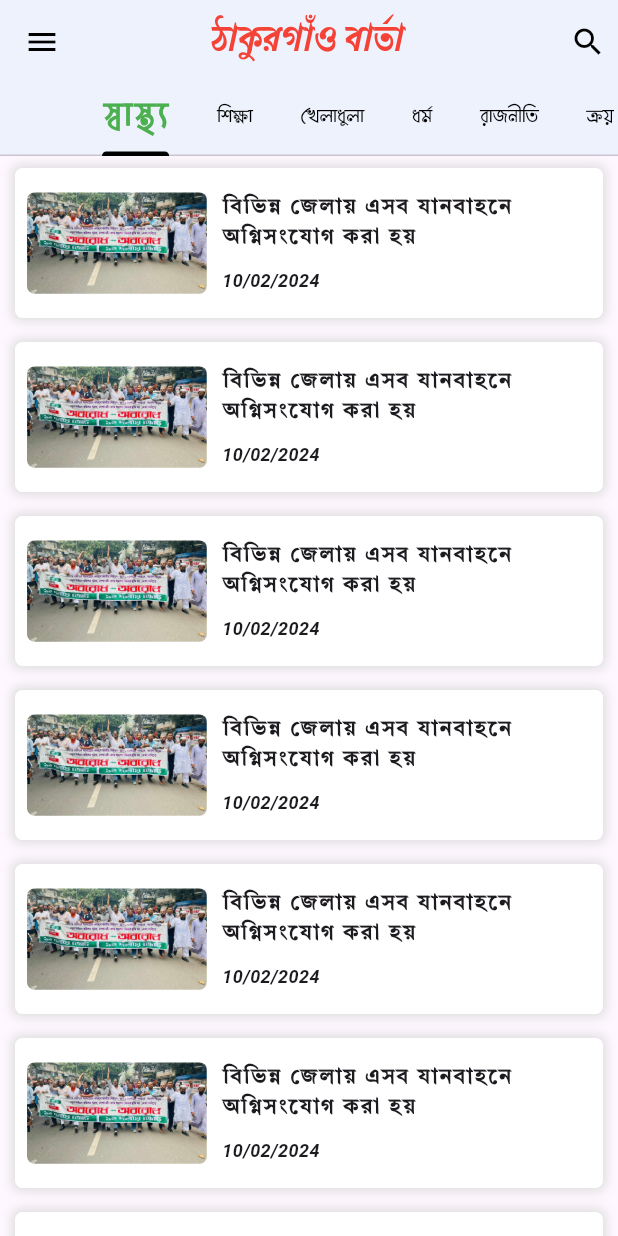
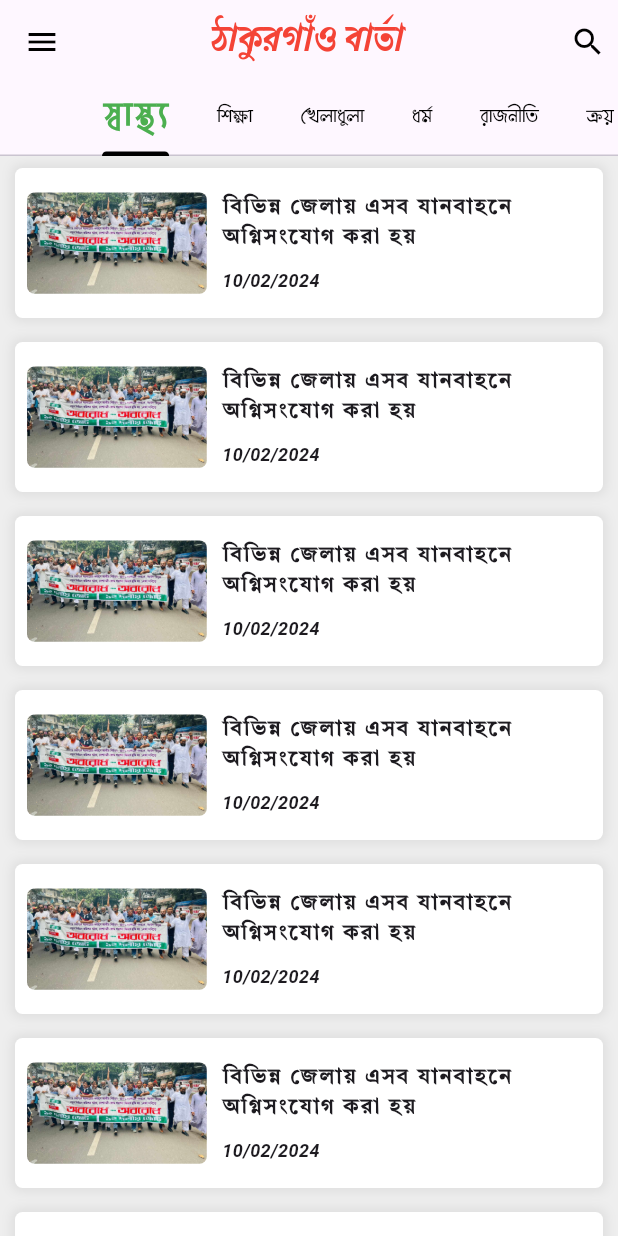
Before and after one commit to srmanry/newsapp, a Flutter app: the screen it shows after launch, on a phone screen of 412 x 824 dp. Run offline on Flutter 3.47's test engine with Material 2 defaults, Android fonts, the phone set to English and light mode, and no system bars; our stand-ins replace device_preview, get.

Commit message:
news app

```diff
--- a/lib/cetagorys/first_screen.dart
+++ b/lib/cetagorys/first_screen.dart
@@ -13,6 +13,7 @@ class FirstScreen extends StatelessWidget {
     return DefaultTabController(
       length: 8,
       child: Scaffold(
+        backgroundColor: const Color(0xffECECEC),
         //  drawer: const Drawer(),
         appBar: AppBar(
           // elevation: 100,
@@ -42,7 +43,7 @@ class FirstScreen extends StatelessWidget {
           centerTitle: true,
           //backgroundColor: Colors.white,
           // backgroundColor: Colors.red,
-          backgroundColor: const Color(0xfffeef2fd),
+          //  backgroundColor: const Color(0xfffeef2fd),
           //   backgroundColor: const Color(0xfffF0F7FF),
           title: const Text(
             "ঠাকুরগাঁও বার্তা",
--- a/lib/home_screen.dart
+++ b/lib/home_screen.dart
@@ -1,6 +1,6 @@
 import 'package:flutter/material.dart';
 import 'package:get/get.dart';
-import 'package:thakurgaonbarta/screens/view/post/ditals_post.dart';
+import 'package:thakurgaonbarta/screens/post/ditals_post.dart';
 
 class HomeScreen extends StatelessWidget {
   const HomeScreen({super.key});
@@ -8,6 +8,7 @@ class HomeScreen extends StatelessWidget {
   @override
   Widget build(BuildContext context) {
     return Scaffold(
+      backgroundColor: Colors.grey[200],
       // appBar: AppBar(
 
       //   backgroundColor: Colors.red,
@@ -79,7 +80,9 @@ class HomeScreen extends StatelessWidget {
                                 // height: 100,
                                 width: 120,
                                 decoration:
-                                    const BoxDecoration(color: Colors.white),
+                                    //  const BoxDecoration(color: Colors.white),
+                                    const BoxDecoration(
+                                        color: Color(0xFFFFFFFF)),
                                 child: ClipRRect(
                                   borderRadius: BorderRadius.circular(5),
                                   child: Image.asset(
--- a/lib/screens/view/login/register_screen.dart
+++ b/lib/screens/login/register_screen.dart
@@ -11,7 +11,8 @@ class RegisterScreen extends StatelessWidget {
   @override
   Widget build(BuildContext context) {
     return Scaffold(
-      backgroundColor: const Color(0xFFEEF2FD),
+      backgroundColor: const Color(0xFFECECEC),
+      // backgroundColor: const Color(0xFFEEF2FD),
       body: Padding(
         padding: const EdgeInsets.symmetric(horizontal: 10),
         child: Center(
--- a/lib/screens/view/login/sign_screen.dart
+++ b/lib/screens/login/sign_screen.dart
@@ -14,7 +14,8 @@ class SignInScreen extends StatelessWidget {
     return Scaffold(
       body: Container(
         width: double.maxFinite,
-        color: const Color(0xffE4E1E3),
+        color: const Color(0xFFECECEC),
+        // color: const Color(0xffE4E1E3), ECECEC
         //  color: const Color.fromARGB(255, 240, 238, 238),
         //color: const Color(0xFFEEF2FD),
         // color: const Color(0xfffF0F7FF),
```
Also changed, not shown: lib/customs/custom_textfild.dart (+6 -6 lines), lib/screens/post/view_your_allpost.dart (added, +16 -0 lines), lib/controller/login_controller/login_controller.dart (renamed from lib/controller/login_controller.dart), lib/controller/login_controller/register_controller.dart (renamed from lib/controller/register_controller.dart), lib/screens/post/create_postScreen.dart (renamed from lib/screens/view/post/create_postScreen.dart), lib/screens/post/ditals_post.dart (renamed from lib/screens/view/post/ditals_post.dart), lib/screens/style/colorstyle.dart (renamed from lib/style/colorstyle.dart), lib/screens/style/textstyle.dart (renamed from lib/style/textstyle.dart), lib/screens/theme/dark_theme.dart (renamed from lib/theme/dark_theme.dart), lib/screens/theme/light_theme.dart (renamed from lib/theme/light_theme.dart).
